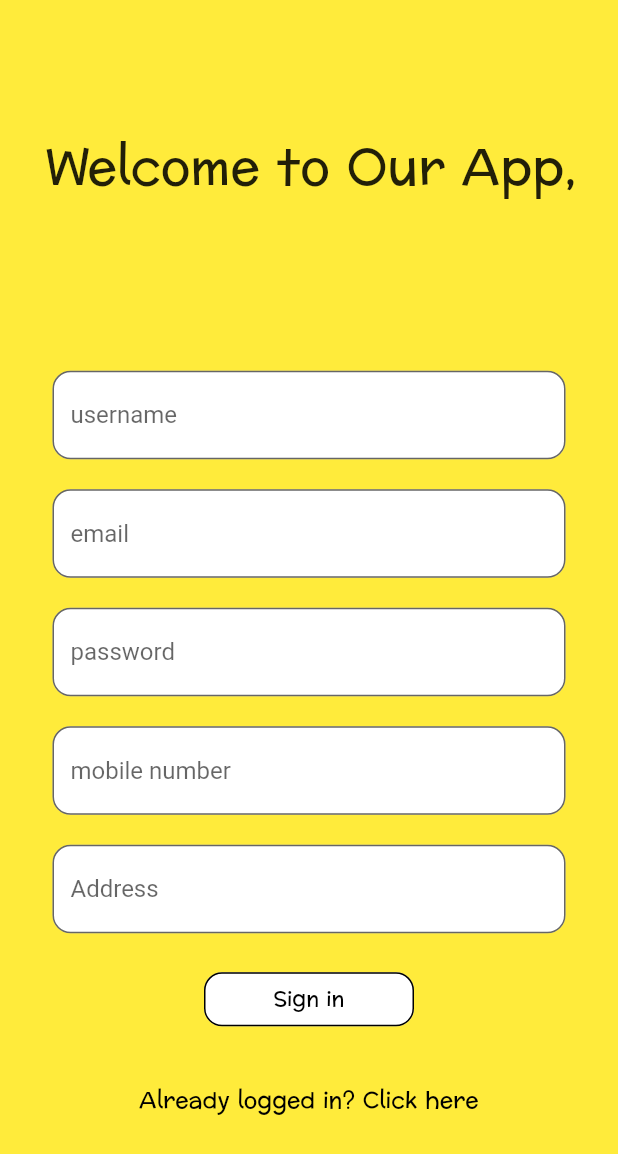
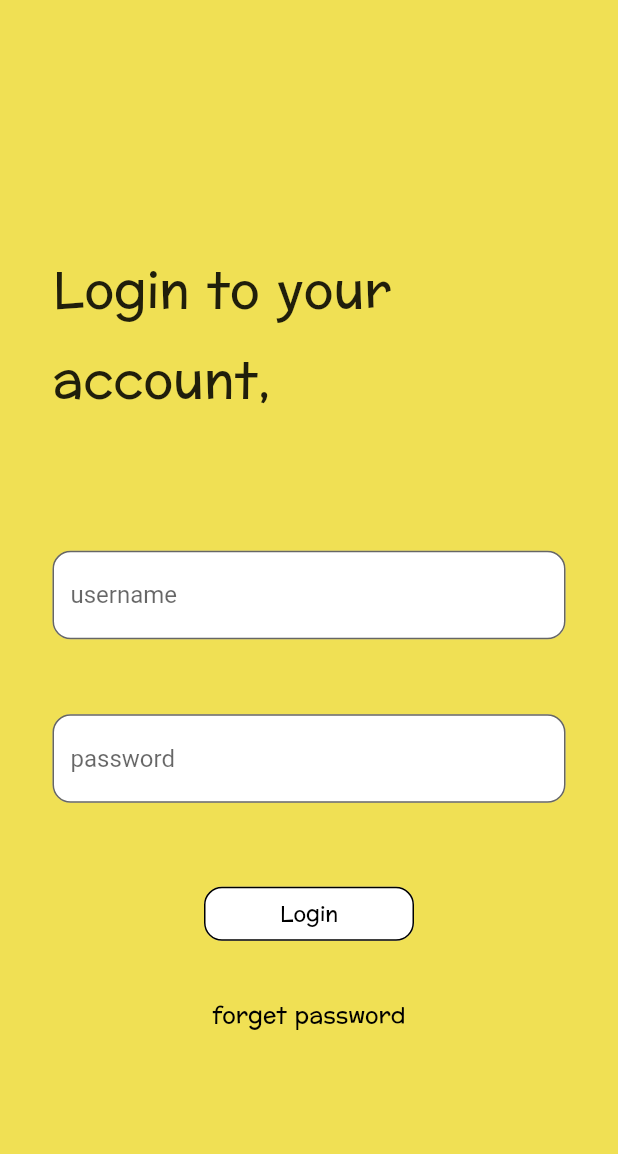
Before and after one commit to AyushGinoya/Pet-Adoption-app, a Flutter app: the screen it shows after launch, after a tap on "Already logged in? Click here", on a phone screen of 412 x 824 dp. Shown: the top 1154 px of the screen. Run offline on Flutter 3.47's test engine with Material 2 defaults, Android fonts, the phone set to English and light mode, and no system bars.

Commit message:
login screen added

```diff
--- a/lib/main.dart
+++ b/lib/main.dart
@@ -1,4 +1,5 @@
 import 'package:flutter/material.dart';
+import 'package:pet_adoption_app/routes/login.dart';
 import 'package:pet_adoption_app/routes/register.dart';
 
 void main() {
@@ -8,6 +9,7 @@ void main() {
     initialRoute: 'register',
     routes: {
       'register': (context) => const Register(),
+      'login': (context) => const Login(),
     },
   ));
 }
--- /dev/null
+++ b/lib/routes/login.dart
@@ -0,0 +1,90 @@
+import 'package:flutter/material.dart';
+
+class Login extends StatefulWidget {
+  const Login({super.key});
+
+  @override
+  State<Login> createState() => _LoginState();
+}
+
+class _LoginState extends State<Login> {
+  @override
+  Widget build(BuildContext context) {
+    return Scaffold(
+      backgroundColor: const Color.fromARGB(255, 240, 224, 84),
+      body: SingleChildScrollView(
+        child: Column(
+          children: [
+            Container(
+              padding: EdgeInsets.only(
+                  top: MediaQuery.of(context).size.height * 0.2, left: 35),
+              child: const Text(
+                "Login to your account,",
+                style: TextStyle(fontFamily: 'AppFont', fontSize: 33),
+              ),
+            ),
+            Container(
+              padding: EdgeInsets.only(
+                  top: MediaQuery.of(context).size.height * 0.1,
+                  left: 35,
+                  right: 35),
+              child: Column(
+                children: [
+                  TextField(
+                    decoration: InputDecoration(
+                        fillColor: Colors.white,
+                        filled: true,
+                        hintText: 'username',
+                        border: OutlineInputBorder(
+                            borderRadius: BorderRadius.circular(12))),
+                  ),
+                  const SizedBox(
+                    height: 50,
+                  ),
+                  TextField(
+                    decoration: InputDecoration(
+                        fillColor: Colors.white,
+                        filled: true,
+                        hintText: 'password',
+                        border: OutlineInputBorder(
+                            borderRadius: BorderRadius.circular(12))),
+                  ),
+                  const SizedBox(
+                    height: 50,
+                  ),
+                  SizedBox(
+                    width: 140,
+                    child: OutlinedButton(
+                        onPressed: () {},
+                        style: OutlinedButton.styleFrom(
+                            backgroundColor: Colors.white,
+                            shape: RoundedRectangleBorder(
+                                borderRadius: BorderRadius.circular(12)),
+                            side: const BorderSide(color: Colors.black)),
+                        child: const Text(
+                          'Login',
+                          style: TextStyle(
+                              fontFamily: 'AppFont', color: Colors.black),
+                        )),
+                  ),
+                  const SizedBox(
+                    height: 20,
+                  ),
+                  TextButton(
+                      onPressed: () {},
+                      child: const Text(
+                        'forget password',
+                        style: TextStyle(
+                            fontFamily: 'AppFont',
+                            color: Colors.black,
+                            fontSize: 15),
+                      ))
+                ],
+              ),
+            )
+          ],
+        ),
+      ),
+    );
+  }
+}
--- a/lib/routes/register.dart
+++ b/lib/routes/register.dart
@@ -1,4 +1,5 @@
 import 'package:flutter/material.dart';
+import 'package:pet_adoption_app/routes/login.dart';
 
 class Register extends StatefulWidget {
   const Register({Key? key}) : super(key: key);
@@ -11,15 +12,16 @@ class _RegisterState extends State<Register> {
   @override
   Widget build(BuildContext context) {
     return Scaffold(
-      backgroundColor: Colors.yellow,
+      backgroundColor: const Color.fromARGB(255, 240, 224, 84),
       body: Stack(
         children: [
           Container(
             padding: EdgeInsets.only(
                 top: MediaQuery.of(context).size.height * 0.1, left: 30),
             child: const Text(
-              "Welcome to Our App,",
-              style: TextStyle(fontFamily: 'AppFont', fontSize: 33),
+              "Sign Up to Find Your Perfect Pet,",
+              // "Sign Up to Make \nNew Friends,",
+              style: TextStyle(fontFamily: 'AppFont', fontSize: 28),
             ),
           ),
           Container(
@@ -105,7 +107,12 @@ class _RegisterState extends State<Register> {
                     height: 20,
                   ),
                   TextButton(
-                      onPressed: () {},
+                      onPressed: () {
+                        Navigator.push(
+                            context,
+                            MaterialPageRoute(
+                                builder: (context) => const Login()));
+                      },
                       child: const Text(
                         'Already logged in? Click here',
                         style: TextStyle(
```
